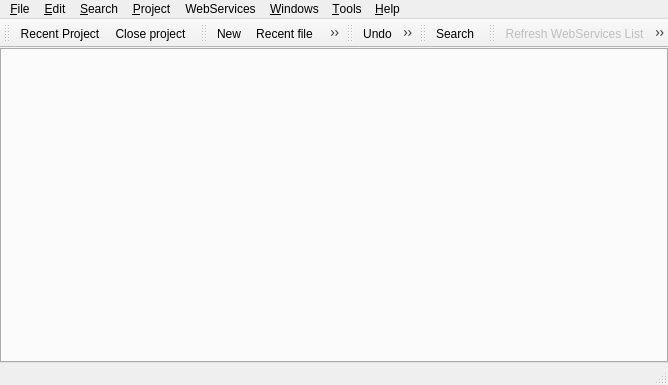
Before: the Qt Designer form ui/mainform.ui in phoenix741/xinx, drawn with Qt 5.
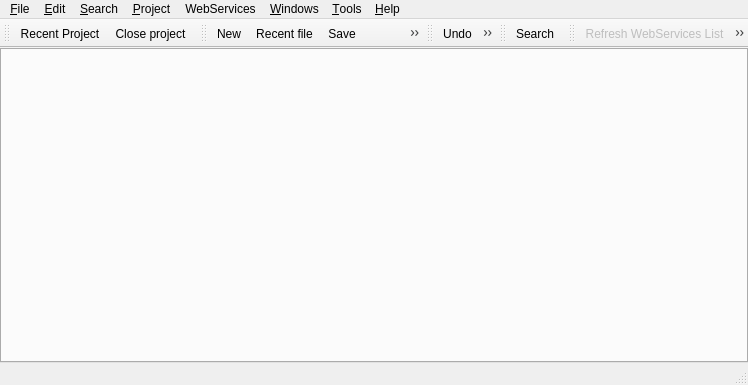
After: the same form once the commit is applied. Icons and pictures are not drawn. Custom widgets are drawn as their Qt base class.

```diff
--- a/ui/mainform.ui
+++ b/ui/mainform.ui
@@ -5,7 +5,7 @@
    <rect>
     <x>0</x>
     <y>0</y>
-    <width>668</width>
+    <width>748</width>
     <height>385</height>
    </rect>
   </property>
@@ -17,24 +17,12 @@
   </property>
   <widget class="QWidget" name="centralwidget" >
    <layout class="QGridLayout" >
-    <property name="leftMargin" >
+    <property name="margin" >
      <number>0</number>
     </property>
-    <property name="topMargin" >
+    <property name="spacing" >
      <number>0</number>
     </property>
-    <property name="rightMargin" >
-     <number>0</number>
-    </property>
-    <property name="bottomMargin" >
-     <number>0</number>
-    </property>
-    <property name="horizontalSpacing" >
-     <number>6</number>
-    </property>
-    <property name="verticalSpacing" >
-     <number>6</number>
-    </property>
     <item row="0" column="0" >
      <widget class="TabEditor" name="m_tabEditors" />
     </item>
@@ -45,8 +33,8 @@
     <rect>
      <x>0</x>
      <y>0</y>
-     <width>668</width>
-     <height>21</height>
+     <width>748</width>
+     <height>29</height>
     </rect>
    </property>
    <widget class="QMenu" name="m_fileMenu" >
@@ -163,10 +151,7 @@
     <enum>Qt::Horizontal</enum>
    </property>
    <attribute name="toolBarArea" >
-    <enum>TopToolBarArea</enum>
-   </attribute>
-   <attribute name="toolBarBreak" >
-    <bool>false</bool>
+    <number>4</number>
    </attribute>
    <addaction name="m_recentProjectAct" />
    <addaction name="m_closeProjectAct" />
@@ -179,10 +164,7 @@
     <enum>Qt::Horizontal</enum>
    </property>
    <attribute name="toolBarArea" >
-    <enum>TopToolBarArea</enum>
-   </attribute>
-   <attribute name="toolBarBreak" >
-    <bool>false</bool>
+    <number>4</number>
    </attribute>
    <addaction name="m_newAct" />
    <addaction name="m_recentFileAct" />
@@ -199,10 +181,7 @@
     <enum>Qt::Horizontal</enum>
    </property>
    <attribute name="toolBarArea" >
-    <enum>TopToolBarArea</enum>
-   </attribute>
-   <attribute name="toolBarBreak" >
-    <bool>false</bool>
+    <number>4</number>
    </attribute>
    <addaction name="m_undoAct" />
    <addaction name="separator" />
@@ -224,10 +203,7 @@
     <enum>Qt::Horizontal</enum>
    </property>
    <attribute name="toolBarArea" >
-    <enum>TopToolBarArea</enum>
-   </attribute>
-   <attribute name="toolBarBreak" >
-    <bool>false</bool>
+    <number>4</number>
    </attribute>
    <addaction name="m_searchAct" />
   </widget>
@@ -239,10 +215,7 @@
     <enum>Qt::Horizontal</enum>
    </property>
    <attribute name="toolBarArea" >
-    <enum>TopToolBarArea</enum>
-   </attribute>
-   <attribute name="toolBarBreak" >
-    <bool>false</bool>
+    <number>4</number>
    </attribute>
    <addaction name="m_refreshWebServicesListAct" />
    <addaction name="m_callWebServicesAct" />
```
